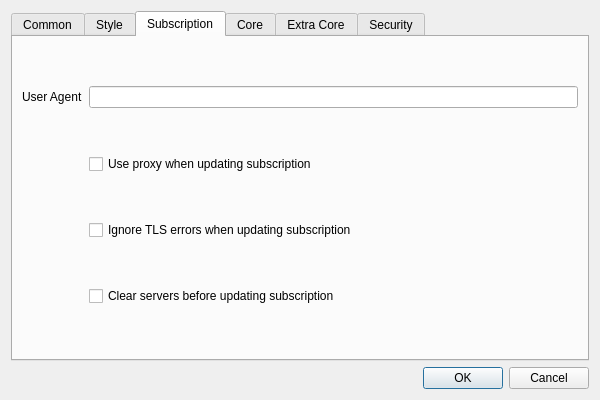
MatsuriDayo/nekoray, file ui/dialog_basic_settings.ui: the form before one commit.
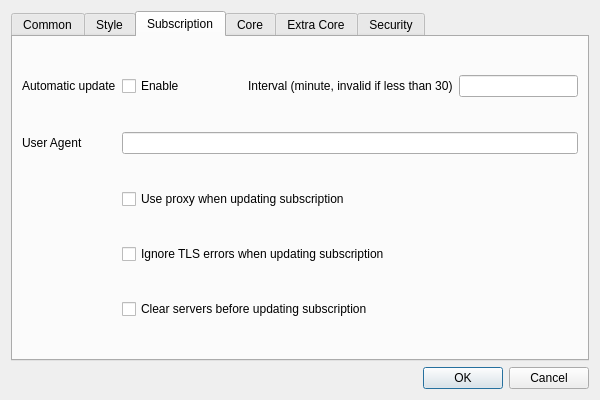
The form after the commit. The open tabs and pages were chosen to show the change. Custom widgets are drawn as their Qt base class.

Commit message: feat: Automatic update subscription

```diff
--- a/ui/dialog_basic_settings.ui
+++ b/ui/dialog_basic_settings.ui
@@ -486,37 +486,84 @@
        <string>Subscription</string>
       </attribute>
       <layout class="QGridLayout" name="gridLayout_3">
-       <item row="0" column="0">
-        <widget class="QLabel" name="label_4">
-         <property name="text">
-          <string>User Agent</string>
-         </property>
-        </widget>
-       </item>
        <item row="0" column="1">
-        <widget class="MyLineEdit" name="user_agent"/>
+        <layout class="QHBoxLayout" name="horizontalLayout_5">
+         <item>
+          <widget class="QCheckBox" name="sub_auto_update_enable">
+           <property name="sizePolicy">
+            <sizepolicy hsizetype="Minimum" vsizetype="Fixed">
+             <horstretch>0</horstretch>
+             <verstretch>0</verstretch>
+            </sizepolicy>
+           </property>
+           <property name="text">
+            <string>Enable</string>
+           </property>
+          </widget>
+         </item>
+         <item>
+          <widget class="QLabel" name="label_21">
+           <property name="text">
+            <string>Interval (minute, invalid if less than 30)</string>
+           </property>
+          </widget>
+         </item>
+         <item>
+          <widget class="QLineEdit" name="sub_auto_update">
+           <property name="sizePolicy">
+            <sizepolicy hsizetype="Preferred" vsizetype="Fixed">
+             <horstretch>0</horstretch>
+             <verstretch>0</verstretch>
+            </sizepolicy>
+           </property>
+          </widget>
+         </item>
+        </layout>
        </item>
        <item row="1" column="1">
+        <widget class="MyLineEdit" name="user_agent"/>
+       </item>
+       <item row="2" column="1">
         <widget class="QCheckBox" name="sub_use_proxy">
          <property name="text">
           <string>Use proxy when updating subscription</string>
          </property>
         </widget>
        </item>
-       <item row="2" column="1">
+       <item row="3" column="1">
         <widget class="QCheckBox" name="sub_insecure">
          <property name="text">
           <string>Ignore TLS errors when updating subscription</string>
          </property>
         </widget>
        </item>
-       <item row="3" column="1">
+       <item row="4" column="1">
         <widget class="QCheckBox" name="sub_clear">
          <property name="text">
           <string>Clear servers before updating subscription</string>
          </property>
         </widget>
        </item>
+       <item row="0" column="0">
+        <widget class="QLabel" name="label_20">
+         <property name="sizePolicy">
+          <sizepolicy hsizetype="Preferred" vsizetype="Maximum">
+           <horstretch>0</horstretch>
+           <verstretch>0</verstretch>
+          </sizepolicy>
+         </property>
+         <property name="text">
+          <string>Automatic update</string>
+         </property>
+        </widget>
+       </item>
+       <item row="1" column="0">
+        <widget class="QLabel" name="label_4">
+         <property name="text">
+          <string>User Agent</string>
+         </property>
+        </widget>
+       </item>
       </layout>
      </widget>
      <widget class="QWidget" name="tab_4">
```
The commit also changes 20 other files.
